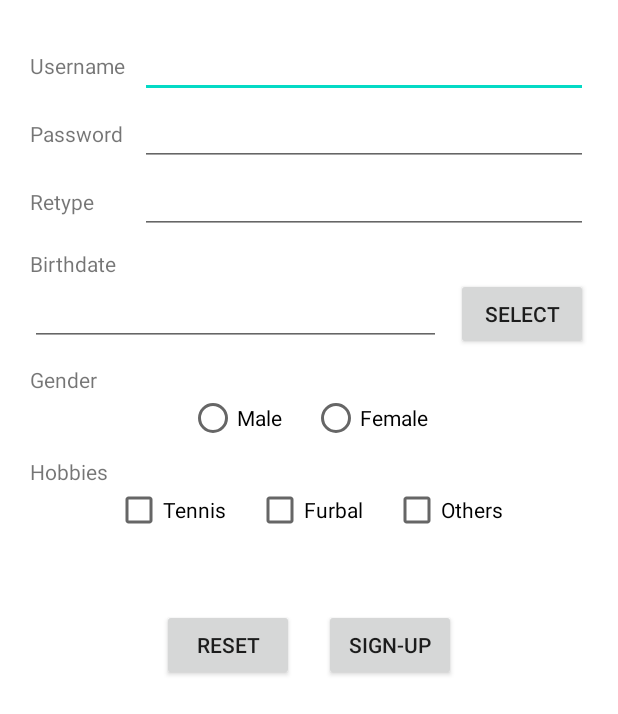
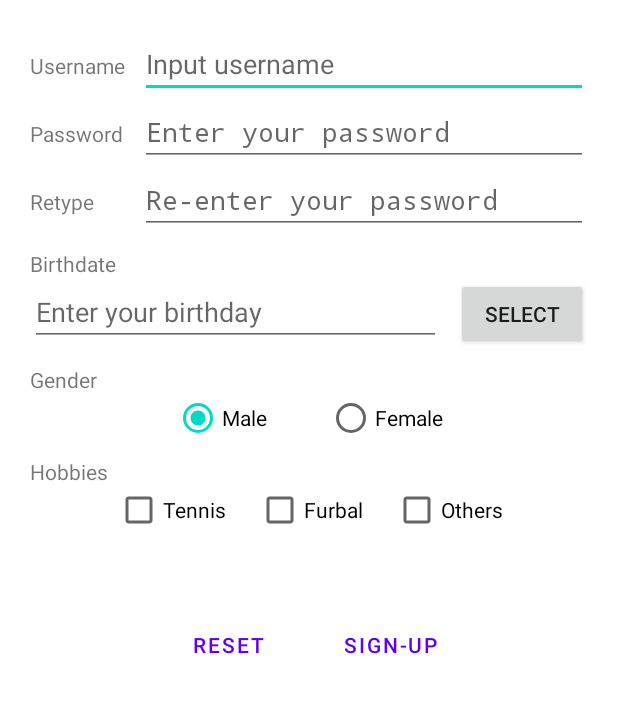
Before and after one commit to conghuule/Go, an Android app: the screen it shows after launch (MainActivity before the commit, RegisterActivity after it), on a phone screen of 412 x 824 dp. Shown: the top 714 px of the screen. Run offline under Robolectric (Android 15) with nearby library versions, the light colour scheme and no system bars.

Commit message:
Finalize Week 03 Assignments

```diff
--- a/Week 03/FormRegistration/app/src/main/AndroidManifest.xml
+++ b/Week 03/FormRegistration/app/src/main/AndroidManifest.xml
@@ -13,7 +13,10 @@
         android:theme="@style/Theme.FormRegistration"
         tools:targetApi="31">
         <activity
-            android:name=".MainActivity"
+            android:name=".ResultActivity"
+            android:exported="true" />
+        <activity
+            android:name=".RegisterActivity"
             android:exported="true">
             <intent-filter>
                 <action android:name="android.intent.action.MAIN" />
--- a/Week 03/FormRegistration/app/src/main/java/com/example/formregistration/MainActivity.java
+++ /dev/null
@@ -1,129 +0,0 @@
-package com.example.formregistration;
-
-import androidx.annotation.NonNull;
-import androidx.appcompat.app.AppCompatActivity;
-
-import android.app.Activity;
-import android.app.DatePickerDialog;
-import android.content.Context;
-import android.graphics.Color;
-import android.graphics.drawable.ColorDrawable;
-import android.os.Bundle;
-import android.text.method.HideReturnsTransformationMethod;
-import android.view.View;
-import android.widget.Button;
-import android.widget.DatePicker;
-import android.widget.EditText;
-import android.widget.Toast;
-
-import java.text.ParseException;
-import java.text.SimpleDateFormat;
-import java.util.Calendar;
-import java.util.Date;
-
-public class MainActivity extends Activity {
-    EditText etDate;
-    Button btnSelectDate;
-    DatePickerDialog.OnDateSetListener setListener;
-    Button btnSignUp;
-    EditText edtPassword;
-    EditText edtRetype;
-
-    @Override
-    protected void onCreate(Bundle savedInstanceState) {
-        super.onCreate(savedInstanceState);
-        setContentView(R.layout.activity_main);
-        edtPassword = findViewById(R.id.inputPassword);
-        edtRetype = findViewById(R.id.inputRetype);
-        btnSignUp = findViewById(R.id.btnSignUp);
-        etDate = findViewById(R.id.inputDate);
-        btnSelectDate = findViewById(R.id.btnSelectDate);
-        Calendar calendar = Calendar.getInstance();
-        final int year = calendar.get(Calendar.YEAR);
-        final int month = calendar.get(Calendar.MONTH);
-        final int day = calendar.get(Calendar.DAY_OF_MONTH);
-        btnSelectDate.setOnClickListener(new View.OnClickListener() {
-            @Override
-            public void onClick(View view) {
-                DatePickerDialog datePickerDialog = new DatePickerDialog(MainActivity.this, setListener, year, month, day);
-                datePickerDialog.show();
-            }
-        });
-        setListener = new DatePickerDialog.OnDateSetListener() {
-            @Override
-            public void onDateSet(DatePicker view, int year, int month, int dayOfMonth) {
-                month = month + 1;
-                String formattedMonth = "" + month;
-                String formattedDayOfMonth = "" + dayOfMonth;
-
-                if (month < 10) {
-                    formattedMonth = "0" + month;
-                }
-                if (dayOfMonth < 10) {
-
-                    formattedDayOfMonth = "0" + dayOfMonth;
-                }
-
-                String date = formattedDayOfMonth + "/" + formattedMonth + "/" + year;
-                etDate.setText(date);
-            }
-        };
-    }
-
-    public void CheckSignUp(View view) {
-    if(view.equals(btnSignUp)) {
-        if(checkRetype() == true && checkDate(String.valueOf(etDate)) == true){
-            //To SIGNUP
-        }else{
-            if(checkRetype() == false){
-                Toast.makeText(this, "Please check retype again! Retype don't like Password.", Toast.LENGTH_LONG).show();
-            }
-            if(checkDate(String.valueOf(etDate)) == false){
-                Toast.makeText(this, "Please check date format!", Toast.LENGTH_LONG).show();
-            }
-        }
-    }
-    }
-    public boolean checkRetype() {
-        String password = edtPassword.getText().toString();
-        String retype = edtRetype.getText().toString();
-        if(password.equals(retype)){
-            return true;
-        }
-        else {
-            return false;
-        }
-    }
-
-    public static boolean checkDate(String strDate)
-    {
-        /* Check if date is 'null' */
-        if (strDate.trim().equals(""))
-        {
-            return true;
-        }
-        /* Date is not 'null' */
-        else
-        {
-            /*
-             * Set preferred date format,
-             * For example MM-dd-yyyy, MM.dd.yyyy,dd.MM.yyyy etc.*/
-            SimpleDateFormat formatdate = new SimpleDateFormat("MM/dd/yyyy");
-            formatdate.setLenient(false);
-            /* Create Date object
-             * parse the string into date
-             */
-            try
-            {
-                Date javaDate = formatdate.parse(strDate);
-            }
-            /* Date format is invalid */
-            catch (ParseException e)
-            {
-                return false;
-            }
-            /* Return true if date format is valid */
-            return true;
-        }
-    }
-}
--- /dev/null
+++ b/Week 03/FormRegistration/app/src/main/java/com/example/formregistration/RegisterActivity.java
@@ -0,0 +1,139 @@
+package com.example.formregistration;
+
+import android.app.Activity;
+import android.app.DatePickerDialog;
+import android.content.Intent;
+import android.os.Bundle;
+import android.widget.Button;
+import android.widget.CheckBox;
+import android.widget.EditText;
+import android.widget.RadioButton;
+import android.widget.RadioGroup;
+import android.widget.Toast;
+
+import java.util.Calendar;
+
+public class RegisterActivity extends Activity {
+
+    private EditText edtUsername;
+    private EditText edtPassword1;
+    private EditText edtPassword2;
+    private EditText edtBirthdate;
+    private CheckBox cbTennis;
+    private CheckBox cbFurbal;
+    private CheckBox cbOther;
+    private RadioGroup rgGender;
+
+    private void initPickDate() {
+        Button btnPickDate = (Button) findViewById(R.id.btnSelectDate);
+        Calendar calendar = Calendar.getInstance();
+        final int day = calendar.get(Calendar.DAY_OF_MONTH);
+        final int month = calendar.get(Calendar.MONTH);
+        final int year = calendar.get(Calendar.YEAR);
+
+        btnPickDate.setOnClickListener(v -> {
+            DatePickerDialog datePickerDialog = new DatePickerDialog(RegisterActivity.this, (view, year1, month1, dayOfMonth) -> {
+                month1 += 1;
+                String date = dayOfMonth + "/" + month1 + "/" + year1;
+                edtBirthdate.setText(date);
+            }, year, month, day);
+            datePickerDialog.show();
+        });
+    }
+
+    private void initReset() {
+        Button btnReset = (Button) findViewById(R.id.btnReset);
+        btnReset.setOnClickListener(v -> {
+            edtUsername.setText("");
+            edtPassword1.setText("");
+            edtPassword2.setText("");
+            edtBirthdate.setText("");
+            cbTennis.setChecked(false);
+            cbFurbal.setChecked(false);
+            cbOther.setChecked(false);
+            rgGender.check(R.id.rbMale);
+        });
+    }
+
+    boolean isValidData() {
+
+        if (edtUsername.getText().toString().isEmpty() || edtPassword1.getText().toString().isEmpty() || edtPassword2.getText().toString().isEmpty()) {
+            Toast.makeText(RegisterActivity.this, "Please fill in the required fields", Toast.LENGTH_LONG).show();
+            return false;
+        }
+
+        if (!edtPassword1.getText().toString().equals(edtPassword2.getText().toString())) {
+            Toast.makeText(RegisterActivity.this, "Please re-type your password.", Toast.LENGTH_LONG).show();
+            return false;
+        }
+
+        if (edtBirthdate.getText().toString().isEmpty()) {
+            Toast.makeText(RegisterActivity.this, "Please choose your birthdate.", Toast.LENGTH_LONG).show();
+            return false;
+        }
+        return true;
+    }
+
+    private String getHobbies() {
+        StringBuilder hobbies = new StringBuilder();
+        if (cbTennis.isChecked()) hobbies.append("tennis, ");
+        if (cbFurbal.isChecked()) hobbies.append("furbal, ");
+        if (cbOther.isChecked()) hobbies.append("others, ");
+        if (hobbies.length() > 2) {
+            hobbies.setLength(hobbies.length() - 2);
+        }
+        return hobbies.toString();
+    }
+
+    private String getGender() {
+        int selectedGenderId = rgGender.getCheckedRadioButtonId();
+        RadioButton selectedGender = (RadioButton) findViewById(selectedGenderId);
+        return selectedGender.getText().toString();
+    }
+
+    private void initSignup() {
+        Button btnSignup = (Button) findViewById(R.id.btnSignUp);
+        btnSignup.setOnClickListener(v -> {
+            if (!isValidData()) {
+                return;
+            }
+            Bundle bundle = new Bundle();
+            bundle.putString("username", edtUsername.getText().toString());
+            bundle.putString("password", edtPassword1.getText().toString());
+            bundle.putString("birthdate", edtBirthdate.getText().toString());
+            bundle.putString("gender", getGender());
+            bundle.putString("hobbies", getHobbies());
+
+            Intent intent = new Intent(RegisterActivity.this, ResultActivity.class);
+            intent.putExtras(bundle);
+            startActivity(intent);
+        });
+    }
+
+    private void initGender() {
+        rgGender = (RadioGroup) findViewById(R.id.rgGender);
+        rgGender.check(R.id.rbMale);
+    }
+
+    private void initComponents() {
+        edtUsername = (EditText) findViewById(R.id.edtUsername);
+        edtPassword1 = (EditText) findViewById(R.id.inputPassword);
+        edtPassword2 = (EditText) findViewById(R.id.inputRetype);
+        edtBirthdate = (EditText) findViewById(R.id.inputDate);
+        cbTennis = (CheckBox) findViewById(R.id.cbTennis);
+        cbFurbal = (CheckBox) findViewById(R.id.cbFurbal);
+        cbOther = (CheckBox) findViewById(R.id.cbOthers);
+
+        initPickDate();
+        initReset();
+        initSignup();
+        initGender();
+    }
+
+    @Override
+    protected void onCreate(Bundle savedInstanceState) {
+        super.onCreate(savedInstanceState);
+        setContentView(R.layout.register_form);
+        initComponents();
+    }
+}
--- a/Week 03/FormRegistration/app/src/main/res/layout/activity_main.xml
+++ /dev/null
@@ -1,137 +0,0 @@
-<?xml version="1.0" encoding="utf-8"?>
-<ScrollView xmlns:android="http://schemas.android.com/apk/res/android"
-    android:layout_width="match_parent"
-    android:layout_height="match_parent">
-
-    <TableLayout
-        android:layout_width="match_parent"
-        android:layout_height="match_parent"
-        android:padding="20dp"
-        android:stretchColumns="1">
-
-        <TableRow>
-
-            <TextView
-                android:layout_marginRight="10dp"
-                android:text="Username" />
-
-            <EditText android:layout_span="3" />
-        </TableRow>
-
-        <TableRow>
-
-            <TextView android:text="Password" />
-
-            <EditText
-                android:layout_span="3"
-                android:inputType="textPassword" />
-        </TableRow>
-
-        <TableRow>
-
-            <TextView android:text="Retype" />
-
-            <EditText
-                android:layout_span="3"
-                android:inputType="textPassword" />
-        </TableRow>
-
-        <TableRow>
-
-            <TextView
-                android:layout_marginTop="10dp"
-                android:text="Birthdate" />
-        </TableRow>
-
-        <TableRow>
-
-            <EditText
-                android:id="@+id/inputDate"
-                android:layout_span="3"
-                android:inputType="date"/>
-
-            <Button
-                android:id="@+id/btnSelectDate"
-                android:layout_marginLeft="10dp"
-                android:text="Select" />
-        </TableRow>
-
-        <TableRow>
-
-            <TextView
-                android:layout_marginTop="10dp"
-                android:text="Gender" />
-        </TableRow>
-
-        <LinearLayout
-            android:gravity="center"
-            android:orientation="horizontal">
-
-            <RadioGroup
-                android:layout_width="wrap_content"
-                android:layout_height="wrap_content"
-                android:orientation="horizontal">
-
-                <RadioButton
-                    android:layout_width="wrap_content"
-                    android:layout_height="wrap_content"
-                    android:layout_marginHorizontal="10dp"
-                    android:text="Male" />
-
-                <RadioButton
-                    android:layout_width="wrap_content"
-                    android:layout_height="wrap_content"
-                    android:layout_marginHorizontal="10dp"
-                    android:text="Female" />
-            </RadioGroup>
-        </LinearLayout>
-
-        <TableRow>
-
-            <TextView
-                android:layout_marginTop="10dp"
-                android:text="Hobbies" />
-        </TableRow>
-
-        <LinearLayout
-            android:gravity="center"
-            android:orientation="horizontal">
-
-            <CheckBox
-                android:layout_width="wrap_content"
-                android:layout_height="wrap_content"
-                android:layout_marginHorizontal="10dp"
-                android:text="Tennis" />
-
-            <CheckBox
-                android:layout_width="wrap_content"
-                android:layout_height="wrap_content"
-                android:layout_marginHorizontal="10dp"
-                android:text="Furbal" />
-
-            <CheckBox
-                android:layout_width="wrap_content"
-                android:layout_height="wrap_content"
-                android:layout_marginHorizontal="10dp"
-                android:text="Others" />
-        </LinearLayout>
-
-        <LinearLayout
-            android:layout_marginVertical="50dp"
-            android:gravity="center"
-            android:orientation="horizontal">
-
-            <Button
-                android:layout_width="wrap_content"
-                android:layout_height="wrap_content"
-                android:layout_marginHorizontal="10dp"
-                android:text="Reset" />
-
-            <Button
-                android:layout_width="wrap_content"
-                android:layout_height="wrap_content"
-                android:layout_marginHorizontal="10dp"
-                android:text="Sign-up" />
-        </LinearLayout>
-    </TableLayout>
-</ScrollView>
--- a/Week 03/FormRegistration/app/src/main/res/layout/register_form.xml
+++ b/Week 03/FormRegistration/app/src/main/res/layout/register_form.xml
@@ -1,82 +1,114 @@
 <?xml version="1.0" encoding="utf-8"?>
 <ScrollView xmlns:android="http://schemas.android.com/apk/res/android"
+    xmlns:tools="http://schemas.android.com/tools"
     android:layout_width="match_parent"
-    android:layout_height="match_parent">
+    android:layout_height="match_parent"
+    tools:context=".ResultActivity">
 
     <TableLayout
         android:layout_width="match_parent"
-        android:layout_height="match_parent"
+        android:layout_height="wrap_content"
         android:padding="20dp"
         android:stretchColumns="1">
 
         <TableRow>
 
             <TextView
-                android:layout_marginRight="10dp"
-                android:text="Username" />
+                android:layout_marginEnd="10dp"
+                android:text="@string/username" />
 
-            <EditText android:layout_span="3" />
+            <EditText
+                android:id="@+id/edtUsername"
+                android:layout_span="3"
+                android:autofillHints=""
+                android:hint="@string/input_hint"
+                android:inputType="text" />
         </TableRow>
 
         <TableRow>
 
-            <TextView android:text="Password" />
+            <TextView android:text="@string/password" />
 
-            <EditText android:layout_span="3" />
+            <EditText
+                android:id="@+id/inputPassword"
+                android:layout_span="3"
+                android:autofillHints=""
+                android:hint="@string/password_hint"
+                android:inputType="textPassword" />
         </TableRow>
 
         <TableRow>
 
-            <TextView android:text="Retype" />
+            <TextView android:text="@string/retype_password" />
 
-            <EditText android:layout_span="3" />
+            <EditText
+                android:id="@+id/inputRetype"
+                android:layout_span="3"
+                android:autofillHints=""
+                android:hint="@string/retype_password_hint"
+                android:inputType="textPassword" />
         </TableRow>
 
         <TableRow>
 
             <TextView
                 android:layout_marginTop="10dp"
-                android:text="Birthdate" />
+                android:text="@string/birthdate" />
         </TableRow>
 
         <TableRow>
 
-            <EditText android:layout_span="3" />
+            <EditText
+                android:id="@+id/inputDate"
+                android:layout_span="3"
+                android:autofillHints="01/01/2000"
+                android:hint="@string/birthday_hint"
+                android:inputType="date" />
 
             <Button
-                android:layout_marginLeft="10dp"
-                android:text="Select" />
+                android:id="@+id/btnSelectDate"
+                android:layout_marginStart="10dp"
+                android:text="@string/select" />
         </TableRow>
 
         <TableRow>
 
             <TextView
                 android:layout_marginTop="10dp"
-                android:text="Gender" />
+                android:text="@string/gender" />
         </TableRow>
 
         <LinearLayout
             android:gravity="center"
             android:orientation="horizontal">
 
-            <RadioButton
+            <RadioGroup
+                android:id="@+id/rgGender"
                 android:layout_width="wrap_content"
                 android:layout_height="wrap_content"
-                android:layout_marginHorizontal="10dp"
-                android:text="Male" />
+                android:orientation="horizontal">
 
-            <RadioButton
-                android:layout_width="wrap_content"
-                android:layout_height="wrap_content"
-                android:layout_marginHorizontal="10dp"
-                android:text="Female" />
+                <RadioButton
+                    android:id="@+id/rbMale"
+                    android:layout_width="wrap_content"
+                    android:layout_height="wrap_content"
+                    android:layout_marginHorizontal="20dp"
+                    android:text="@string/male" />
+
+                <RadioButton
+                    android:id="@+id/rbFemale"
+                    android:layout_width="wrap_content"
+                    android:layout_height="wrap_content"
+                    android:layout_marginHorizontal="20dp"
+                    android:text="@string/female" />
+            </RadioGroup>
         </LinearLayout>
 
         <TableRow>
 
             <TextView
                 android:layout_marginTop="10dp"
-                android:text="Hobbies" />
+                android:text="@string/hobbies" />
         </TableRow>
 
         <LinearLayout
@@ -84,38 +116,47 @@
             android:orientation="horizontal">
 
             <CheckBox
+                android:id="@+id/cbTennis"
                 android:layout_width="wrap_content"
                 android:layout_height="wrap_content"
                 android:layout_marginHorizontal="10dp"
-                android:text="Tennis" />
+                android:text="@string/tennis" />
 
             <CheckBox
+                android:id="@+id/cbFurbal"
                 android:layout_width="wrap_content"
                 android:layout_height="wrap_content"
                 android:layout_marginHorizontal="10dp"
-                android:text="Furbal" />
+                android:text="@string/furbal" />
 
             <CheckBox
+                android:id="@+id/cbOthers"
                 android:layout_width="wrap_content"
                 android:layout_height="wrap_content"
                 android:layout_marginHorizontal="10dp"
-                android:text="Others" />
+                android:text="@string/others" />
         </LinearLayout>
 
         <LinearLayout
+            android:layout_marginVertical="50dp"
             android:gravity="center"
-            android:orientation="horizontal"
-            android:layout_marginVertical="50dp">
+            android:orientation="horizontal">
+
             <Button
+                android:id="@+id/btnReset"
                 android:layout_width="wrap_content"
                 android:layout_height="wrap_content"
-                android:text="Reset"
-                android:layout_marginHorizontal="10dp"/>
+                android:layout_marginHorizontal="10dp"
+                android:text="@string/reset"
+                style="?android:attr/buttonBarButtonStyle" />
+
             <Button
+                android:id="@+id/btnSignUp"
                 android:layout_width="wrap_content"
                 android:layout_height="wrap_content"
-                android:text="Sign-up"
-                android:layout_marginHorizontal="10dp"/>
+                android:layout_marginHorizontal="10dp"
+                android:text="@string/sign_up"
+                style="?android:attr/buttonBarButtonStyle" />
         </LinearLayout>
     </TableLayout>
 </ScrollView>
--- a/Week 03/FormRegistration/app/src/main/res/values/strings.xml
+++ b/Week 03/FormRegistration/app/src/main/res/values/strings.xml
@@ -1,3 +1,33 @@
 <resources>
     <string name="app_name">FormRegistration</string>
+    <string name="username">Username</string>
+    <string name="input_hint">Input username</string>
+    <string name="password">Password</string>
+    <string name="password_hint">Enter your password</string>
+    <string name="retype_password_hint">Re-enter your password</string>
+    <string name="retype_password">Retype</string>
+    <string name="birthdate">Birthdate</string>
+    <string name="birthday_hint">Enter your birthday</string>
+    <string name="select">Select</string>
+    <string name="gender">Gender</string>
+    <string name="male">Male</string>
+    <string name="female">Female</string>
+    <string name="hobbies">Hobbies</string>
+    <string name="tennis">Tennis</string>
+    <string name="furbal">Furbal</string>
+    <string name="others">Others</string>
+    <string name="reset">Reset</string>
+    <string name="sign_up">Sign-up</string>
+    <string name="register_noti">Your information was registered</string>
+    <string name="username_result_label">Username: </string>
+    <string name="username_info">Undefine</string>
+    <string name="password_result_label">Password: </string>
+    <string name="password_info">*********</string>
+    <string name="birthday_result_label">Birthday:</string>
+    <string name="birthday_info">01/01/2000</string>
+    <string name="gender_result_label">Gender:</string>
+    <string name="gender_info">Male</string>
+    <string name="hobbies_result_label">Hobbies:</string>
+    <string name="hobbies_info">Tennis, Futball</string>
+    <string name="exit">Exit</string>
 </resources>
```
Also changed, not shown: Week 03/FormRegistration/app/src/main/java/com/example/formregistration/ResultActivity.java (added, +51 -0 lines), Week 03/FormRegistration/app/src/main/res/layout/result_form.xml (+56 -65 lines).
